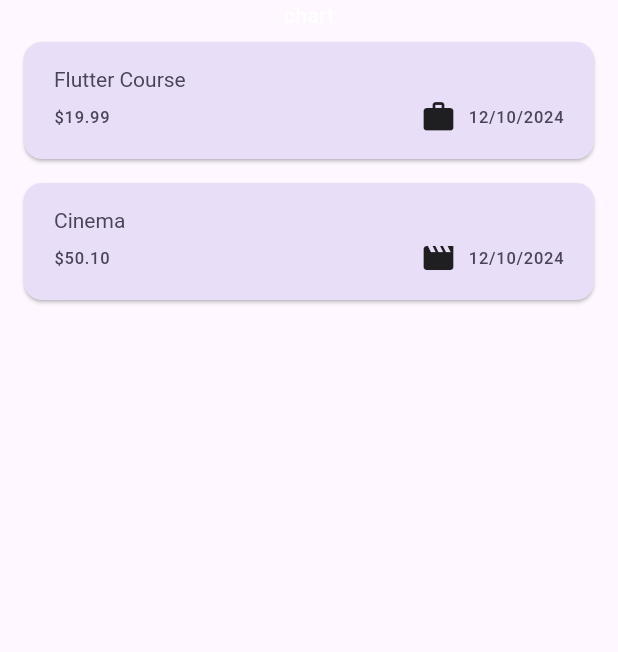
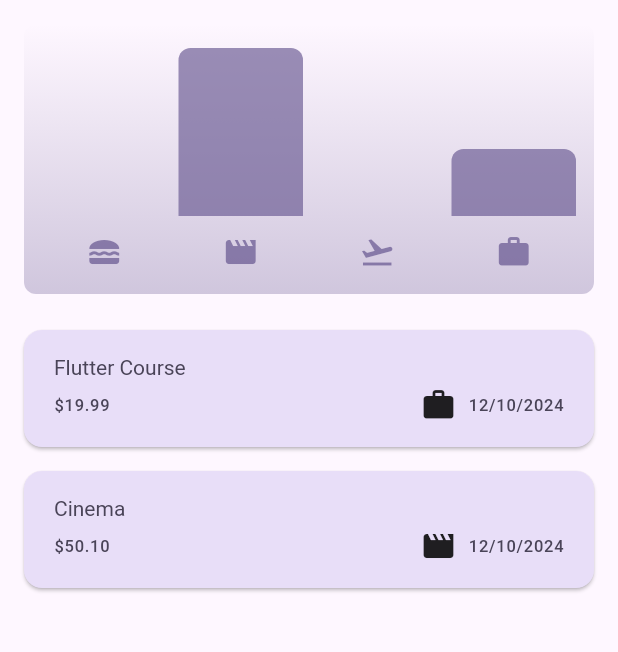
Before and after one commit to jarbunn/expense-tracker, a Flutter app: the screen it shows after launch, on a phone screen of 412 x 824 dp, the part 84-736 px from its top. Run offline on Flutter 3.47's test engine with Material 3 defaults, Android fonts, the phone set to English and light mode, and no system bars.

Commit message:
Added Chart

```diff
--- a/lib/models/expense.dart
+++ b/lib/models/expense.dart
@@ -6,12 +6,12 @@ final formatter = DateFormat.yMd();
 
 const uuid = Uuid();
 
-enum Catergory { food, travel, leisure, work }
-const catergoryIcons = {
-  Catergory.food: Icons.lunch_dining,
-  Catergory.travel: Icons.flight_takeoff,
-  Catergory.leisure: Icons.movie,
-  Catergory.work: Icons.work,
+enum Category { food, travel, leisure, work }
+const categoryIcons = {
+  Category.food: Icons.lunch_dining,
+  Category.travel: Icons.flight_takeoff,
+  Category.leisure: Icons.movie,
+  Category.work: Icons.work,
 };
 
 class Expense {
@@ -19,16 +19,39 @@ class Expense {
       {required this.title,
       required this.amount,
       required this.date,
-      required this.catergory})
+      required this.category})
       : id = uuid.v4();
 
   final String id;
   final String title;
   final double amount;
   final DateTime date;
-  final Catergory catergory;
+  final Category category;
 
   get formattedDate {
     return formatter.format(date);
   }
 }
+
+class ExpenseBucket {
+
+  const ExpenseBucket({
+    required this.category,
+    required this.expenses,
+  });
+
+  ExpenseBucket.forCategory(List<Expense> allExpenses, this.category)
+  : expenses = allExpenses.where((expense) => expense.category == category).toList();
+
+  final Category category;
+  final List<Expense> expenses;
+
+  double get totalExpenses {
+    double sum = 0;
+
+    for (final expense in expenses) {
+      sum += expense.amount;
+    }
+  return sum;
+  }
+}
--- /dev/null
+++ b/lib/widgets/chart/chart.dart
@@ -0,0 +1,95 @@
+import 'package:flutter/material.dart';
+
+import 'package:expense_tracker/widgets/chart/chart_bar.dart';
+import 'package:expense_tracker/models/expense.dart';
+
+class Chart extends StatelessWidget {
+  const Chart({super.key, required this.expenses});
+
+  final List<Expense> expenses;
+
+  List<ExpenseBucket> get buckets {
+    return [
+      ExpenseBucket.forCategory(expenses, Category.food),
+      ExpenseBucket.forCategory(expenses, Category.leisure),
+      ExpenseBucket.forCategory(expenses, Category.travel),
+      ExpenseBucket.forCategory(expenses, Category.work),
+    ];
+  }
+
+  double get maxTotalExpense {
+    double maxTotalExpense = 0;
+
+    for (final bucket in buckets) {
+      if (bucket.totalExpenses > maxTotalExpense) {
+        maxTotalExpense = bucket.totalExpenses;
+      }
+    }
+
+    return maxTotalExpense;
+  }
+
+  @override
+  Widget build(BuildContext context) {
+    final isDarkMode =
+        MediaQuery.of(context).platformBrightness == Brightness.dark;
+    return Container(
+      margin: const EdgeInsets.all(16),
+      padding: const EdgeInsets.symmetric(
+        vertical: 16,
+        horizontal: 8,
+      ),
+      width: double.infinity,
+      height: 180,
+      decoration: BoxDecoration(
+        borderRadius: BorderRadius.circular(8),
+        gradient: LinearGradient(
+          colors: [
+            Theme.of(context).colorScheme.primary.withOpacity(0.3),
+            Theme.of(context).colorScheme.primary.withOpacity(0.0)
+          ],
+          begin: Alignment.bottomCenter,
+          end: Alignment.topCenter,
+        ),
+      ),
+      child: Column(
+        children: [
+          Expanded(
+            child: Row(
+              crossAxisAlignment: CrossAxisAlignment.end,
+              children: [
+                for (final bucket in buckets) // alternative to map()
+                  ChartBar(
+                    fill: bucket.totalExpenses == 0
+                        ? 0
+                        : bucket.totalExpenses / maxTotalExpense,
+                  )
+              ],
+            ),
+          ),
+          const SizedBox(height: 12),
+          Row(
+            children: buckets
+                .map(
+                  (bucket) => Expanded(
+                    child: Padding(
+                      padding: const EdgeInsets.symmetric(horizontal: 4),
+                      child: Icon(
+                        categoryIcons[bucket.category],
+                        color: isDarkMode
+                            ? Theme.of(context).colorScheme.secondary
+                            : Theme.of(context)
+                                .colorScheme
+                                .primary
+                                .withOpacity(0.7),
+                      ),
+                    ),
+                  ),
+                )
+                .toList(),
+          )
+        ],
+      ),
+    );
+  }
+}
--- /dev/null
+++ b/lib/widgets/chart/chart_bar.dart
@@ -0,0 +1,34 @@
+import 'package:flutter/material.dart';
+
+class ChartBar extends StatelessWidget {
+  const ChartBar({
+    super.key,
+    required this.fill,
+  });
+
+  final double fill;
+
+  @override
+  Widget build(BuildContext context) {
+    final isDarkMode =
+        MediaQuery.of(context).platformBrightness == Brightness.dark;
+    return Expanded(
+      child: Padding(
+        padding: const EdgeInsets.symmetric(horizontal: 4),
+        child: FractionallySizedBox(
+          heightFactor: fill,
+          child: DecoratedBox(
+            decoration: BoxDecoration(
+              shape: BoxShape.rectangle,
+              borderRadius:
+                  const BorderRadius.vertical(top: Radius.circular(8)),
+              color: isDarkMode
+                  ? Theme.of(context).colorScheme.secondary
+                  : Theme.of(context).colorScheme.primary.withOpacity(0.65),
+            ),
+          ),
+        ),
+      ),
+    );
+  }
+}
--- a/lib/widgets/expenses.dart
+++ b/lib/widgets/expenses.dart
@@ -2,6 +2,7 @@ import 'package:expense_tracker/widgets/expenses_list/expenses_list.dart';
 import 'package:expense_tracker/models/expense.dart';
 import 'package:expense_tracker/widgets/new_expense.dart';
 import 'package:flutter/material.dart';
+import 'package:expense_tracker/widgets/chart/chart.dart';
 
 class Expenses extends StatefulWidget {
   const Expenses({super.key});
@@ -17,12 +18,12 @@ class _ExpensesState extends State<Expenses> {
         title: 'Flutter Course',
         amount: 19.99,
         date: DateTime.now(),
-        catergory: Catergory.work),
+        category: Category.work),
     Expense(
         title: 'Cinema',
         amount: 50.10,
         date: DateTime.now(),
-        catergory: Catergory.leisure)
+        category: Category.leisure)
   ];
 
   void _openAddExpenseOverlay() {
@@ -81,7 +82,7 @@ class _ExpensesState extends State<Expenses> {
       ),
       body: Column(
         children: [
-          const Text('chart'),
+          Chart(expenses: _registeredExpenses,),
           Expanded(
             child: mainContent,
           ),
--- a/lib/widgets/expenses_list/expense_item.dart
+++ b/lib/widgets/expenses_list/expense_item.dart
@@ -24,7 +24,7 @@ class ExpenseItem extends StatelessWidget {
                 const Spacer(),
                 Row(
                   children: [
-                    Icon(catergoryIcons[expense.catergory]),
+                    Icon(categoryIcons[expense.category]),
                     const SizedBox(width: 8,),
                     Text(expense.formattedDate, style: Theme.of(context).textTheme.labelSmall)
                   ],
--- a/lib/widgets/new_expense.dart
+++ b/lib/widgets/new_expense.dart
@@ -19,7 +19,7 @@ class _NewExpensesState extends State<NewExpense> {
   final _titleController = TextEditingController();
   final _amountController = TextEditingController();
   DateTime? _selectedDate;
-  Catergory _selectedCategory = Catergory.leisure;
+  Category _selectedCategory = Category.leisure;
 
   void dispose() {
     _titleController.dispose();
@@ -68,7 +68,7 @@ class _NewExpensesState extends State<NewExpense> {
           title: _titleController.text,
           amount: enteredAmount,
           date: _selectedDate!,
-          catergory: _selectedCategory),
+          category: _selectedCategory),
     );
     Navigator.pop(context);
   }
@@ -122,7 +122,7 @@ class _NewExpensesState extends State<NewExpense> {
             children: [
               DropdownButton(
                   value: _selectedCategory,
-                  items: Catergory.values
+                  items: Category.values
                       .map(
                         (category) => DropdownMenuItem(
                           value: category,
```
